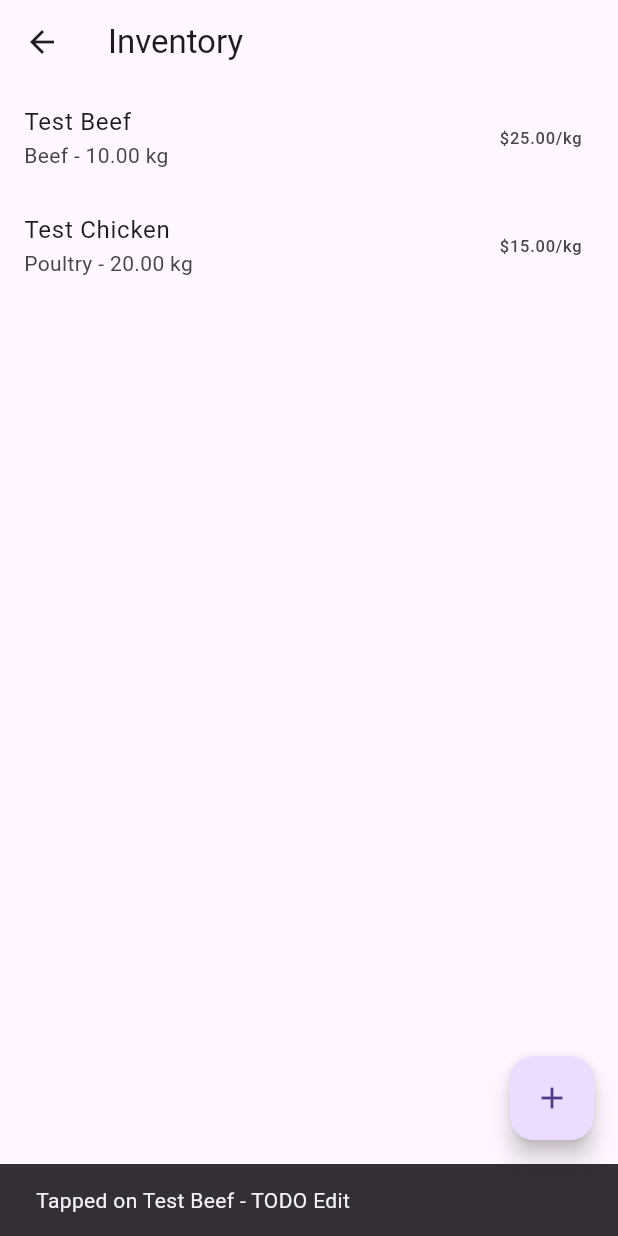
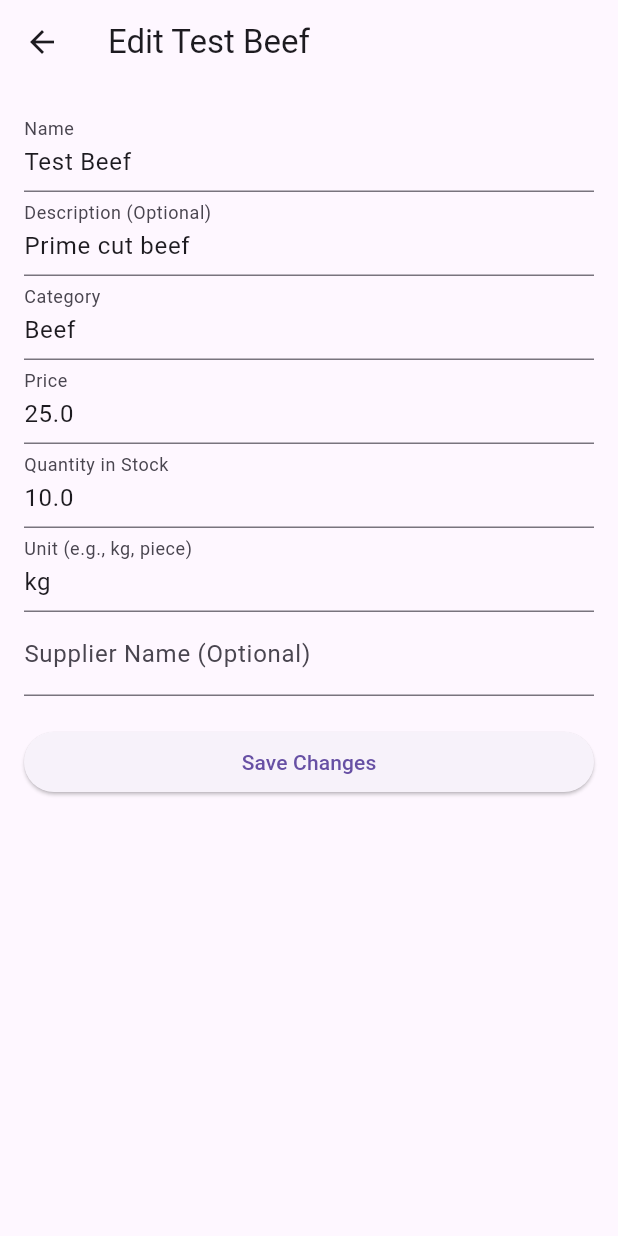
Before and after one commit to ulemumwenye/ndiwo1, a Flutter app: the InventoryScreen screen opened directly, after a tap on "Test Beef", on a phone screen of 412 x 824 dp. Run offline on Flutter 3.47's test engine with Material 3 defaults, Android fonts, the phone set to English and light mode, and no system bars; our stand-ins replace flutter_local_notifications, get_it.

```diff
--- /dev/null
+++ b/butchery_app/lib/ui/inventory/edit_inventory_item_screen.dart
@@ -0,0 +1,164 @@
+import 'package:flutter/material.dart';
+import 'package:butchery_app/locator.dart';
+import 'package:butchery_app/models/inventory_item.dart';
+import 'package:butchery_app/services/inventory_service.dart';
+
+class EditInventoryItemScreen extends StatefulWidget {
+  final InventoryItem itemToEdit;
+
+  const EditInventoryItemScreen({super.key, required this.itemToEdit});
+
+  @override
+  State<EditInventoryItemScreen> createState() => _EditInventoryItemScreenState();
+}
+
+class _EditInventoryItemScreenState extends State<EditInventoryItemScreen> {
+  final InventoryService _inventoryService = locator<InventoryService>();
+  final _formKey = GlobalKey<FormState>();
+
+  // TextEditingControllers
+  late TextEditingController _nameController;
+  late TextEditingController _descriptionController;
+  late TextEditingController _categoryController;
+  late TextEditingController _priceController;
+  late TextEditingController _quantityController;
+  late TextEditingController _unitController;
+  late TextEditingController _supplierNameController;
+
+  bool _isSaving = false;
+
+  @override
+  void initState() {
+    super.initState();
+    _nameController = TextEditingController(text: widget.itemToEdit.name);
+    _descriptionController = TextEditingController(text: widget.itemToEdit.description);
+    _categoryController = TextEditingController(text: widget.itemToEdit.category);
+    _priceController = TextEditingController(text: widget.itemToEdit.price.toString());
+    _quantityController = TextEditingController(text: widget.itemToEdit.quantityInStock.toString());
+    _unitController = TextEditingController(text: widget.itemToEdit.unit);
+    _supplierNameController = TextEditingController(text: widget.itemToEdit.supplierName);
+  }
+
+  @override
+  void dispose() {
+    _nameController.dispose();
+    _descriptionController.dispose();
+    _categoryController.dispose();
+    _priceController.dispose();
+    _quantityController.dispose();
+    _unitController.dispose();
+    _supplierNameController.dispose();
+    super.dispose();
+  }
+
+  Future<void> _updateItem() async {
+    if (_formKey.currentState!.validate()) {
+      setState(() { _isSaving = true; });
+
+      try {
+        final updatedItem = InventoryItem(
+          id: widget.itemToEdit.id, // Keep original ID
+          name: _nameController.text,
+          description: _descriptionController.text.isEmpty ? null : _descriptionController.text,
+          category: _categoryController.text,
+          price: double.tryParse(_priceController.text) ?? widget.itemToEdit.price,
+          unit: _unitController.text,
+          quantityInStock: double.tryParse(_quantityController.text) ?? widget.itemToEdit.quantityInStock,
+          supplierName: _supplierNameController.text.isEmpty ? null : _supplierNameController.text,
+          dateAdded: widget.itemToEdit.dateAdded, // Keep original dateAdded
+          lastUpdated: DateTime.now(), // Update lastUpdated time
+        );
+
+        await _inventoryService.updateItem(widget.itemToEdit.id, updatedItem);
+
+        if (mounted) {
+          ScaffoldMessenger.of(context).showSnackBar(
+            const SnackBar(content: Text('Item updated successfully!')),
+          );
+          Navigator.of(context).pop(true); // Pop with a result indicating success
+        }
+      } catch (e) {
+        if (mounted) {
+          ScaffoldMessenger.of(context).showSnackBar(
+            SnackBar(content: Text('Error updating item: $e')),
+          );
+        }
+      } finally {
+        if (mounted) {
+          setState(() { _isSaving = false; });
+        }
+      }
+    }
+  }
+
+  @override
+  Widget build(BuildContext context) {
+    return Scaffold(
+      appBar: AppBar(
+        title: Text('Edit ${widget.itemToEdit.name}'),
+      ),
+      body: Padding(
+        padding: const EdgeInsets.all(16.0),
+        child: Form(
+          key: _formKey,
+          child: ListView(
+            children: <Widget>[
+              TextFormField(
+                controller: _nameController,
+                decoration: const InputDecoration(labelText: 'Name'),
+                validator: (value) => (value == null || value.isEmpty) ? 'Please enter a name' : null,
+              ),
+              TextFormField(
+                controller: _descriptionController,
+                decoration: const InputDecoration(labelText: 'Description (Optional)'),
+              ),
+              TextFormField(
+                controller: _categoryController,
+                decoration: const InputDecoration(labelText: 'Category'),
+                validator: (value) => (value == null || value.isEmpty) ? 'Please enter a category' : null,
+              ),
+              TextFormField(
+                controller: _priceController,
+                decoration: const InputDecoration(labelText: 'Price'),
+                keyboardType: const TextInputType.numberWithOptions(decimal: true),
+                validator: (value) {
+                  if (value == null || value.isEmpty) return 'Please enter a price';
+                  if (double.tryParse(value) == null) return 'Please enter a valid number';
+                  if (double.parse(value) < 0) return 'Price cannot be negative';
+                  return null;
+                },
+              ),
+              TextFormField(
+                controller: _quantityController,
+                decoration: const InputDecoration(labelText: 'Quantity in Stock'),
+                keyboardType: const TextInputType.numberWithOptions(decimal: true),
+                validator: (value) {
+                  if (value == null || value.isEmpty) return 'Please enter a quantity';
+                  if (double.tryParse(value) == null) return 'Please enter a valid number';
+                   if (double.parse(value) < 0) return 'Quantity cannot be negative';
+                  return null;
+                },
+              ),
+              TextFormField(
+                controller: _unitController,
+                decoration: const InputDecoration(labelText: 'Unit (e.g., kg, piece)'),
+                validator: (value) => (value == null || value.isEmpty) ? 'Please enter a unit' : null,
+              ),
+              TextFormField(
+                controller: _supplierNameController,
+                decoration: const InputDecoration(labelText: 'Supplier Name (Optional)'),
+              ),
+              const SizedBox(height: 20),
+              _isSaving
+                  ? const Center(child: CircularProgressIndicator())
+                  : ElevatedButton(
+                      onPressed: _updateItem,
+                      child: const Text('Save Changes'),
+                    ),
+            ],
+          ),
+        ),
+      ),
+    );
+  }
+}
--- a/butchery_app/lib/ui/inventory/inventory_screen.dart
+++ b/butchery_app/lib/ui/inventory/inventory_screen.dart
@@ -3,6 +3,7 @@ import 'package:butchery_app/locator.dart';
 import 'package:butchery_app/models/inventory_item.dart';
 import 'package:butchery_app/services/inventory_service.dart';
 import 'package:butchery_app/ui/inventory/add_inventory_item_screen.dart';
+import 'package:butchery_app/ui/inventory/edit_inventory_item_screen.dart'; // Import EditScreen
 
 class InventoryScreen extends StatefulWidget {
   const InventoryScreen({super.key});
@@ -64,16 +65,77 @@ class _InventoryScreenState extends State<InventoryScreen> {
                   itemCount: _items.length,
                   itemBuilder: (context, index) {
                     final item = _items[index];
-                    return ListTile(
-                      title: Text(item.name),
-                      subtitle: Text('${item.category} - ${item.quantityInStock.toStringAsFixed(2)} ${item.unit}'),
-                      trailing: Text('\$${item.price.toStringAsFixed(2)}/${item.unit}'),
-                      onTap: () {
-                        // TODO: Navigate to EditInventoryItemScreen(item)
-                        ScaffoldMessenger.of(context).showSnackBar(
-                          SnackBar(content: Text('Tapped on ${item.name} - TODO Edit')),
-                        );
+                    return Dismissible(
+                      key: Key(item.id),
+                      onDismissed: (direction) async {
+                        final String itemId = item.id;
+                        final String itemName = item.name;
+
+                        try {
+                          await _inventoryService.deleteItem(itemId);
+
+                          setState(() {
+                            _items.removeWhere((i) => i.id == itemId);
+                          });
+
+                          if (mounted) {
+                            ScaffoldMessenger.of(context).showSnackBar(
+                              SnackBar(content: Text('${itemName} deleted successfully')),
+                            );
+                          }
+                        } catch (e) {
+                          // If deletion fails, refresh the list to revert optimistic UI update
+                          _loadInventoryItems();
+                          if (mounted) {
+                            ScaffoldMessenger.of(context).showSnackBar(
+                              SnackBar(content: Text('Error deleting ${itemName}: $e')),
+                            );
+                          }
+                        }
                       },
+                      background: Container(
+                        color: Colors.red,
+                        padding: const EdgeInsets.symmetric(horizontal: 20),
+                        alignment: Alignment.centerLeft,
+                        child: const Row(
+                          mainAxisAlignment: MainAxisAlignment.start,
+                          children: [
+                            Icon(Icons.delete, color: Colors.white),
+                            SizedBox(width: 8),
+                            Text('Delete', style: TextStyle(color: Colors.white)),
+                          ],
+                        ),
+                      ),
+                      secondaryBackground: Container( // Optional: for right swipe, same as left
+                        color: Colors.red,
+                        padding: const EdgeInsets.symmetric(horizontal: 20),
+                        alignment: Alignment.centerRight,
+                        child: const Row(
+                          mainAxisAlignment: MainAxisAlignment.end,
+                          children: [
+                            Text('Delete', style: TextStyle(color: Colors.white)),
+                            SizedBox(width: 8),
+                            Icon(Icons.delete, color: Colors.white),
+                          ],
+                        ),
+                      ),
+                      child: ListTile(
+                        title: Text(item.name),
+                        subtitle: Text('${item.category} - ${item.quantityInStock.toStringAsFixed(2)} ${item.unit}'),
+                        trailing: Text('\$${item.price.toStringAsFixed(2)}/${item.unit}'),
+                        onTap: () async {
+                          final result = await Navigator.of(context).push<bool>(
+                            MaterialPageRoute(
+                              builder: (context) => EditInventoryItemScreen(itemToEdit: item), // Pass the current item
+                            ),
+                          );
+                          // If an item was updated (indicated by pop(true) from EditInventoryItemScreen),
+                          // refresh the list.
+                          if (result == true) {
+                            _loadInventoryItems();
+                          }
+                        },
+                      ),
                     );
                   },
                 ),
```
Also changed, not shown: 2 other files.
